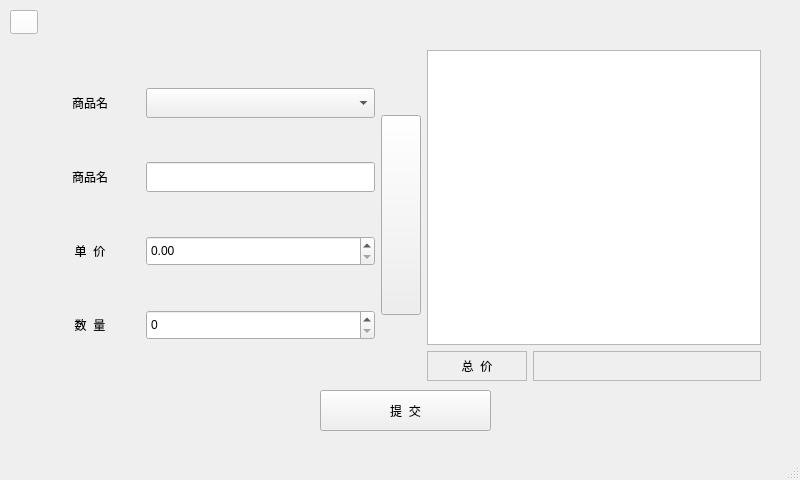
Old version of the form goodsmanagementwindow.ui in the repository cbt-98/Supermarket-Management-System.
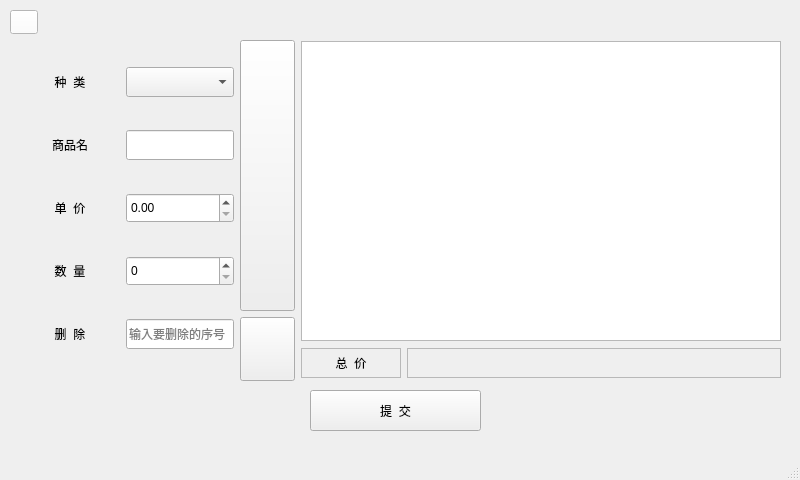
New version of the form. Icons and pictures are not drawn.

Patch:
```diff
--- a/goodsmanagementwindow.ui
+++ b/goodsmanagementwindow.ui
@@ -43,7 +43,7 @@
    <widget class="QPushButton" name="submitBtn">
     <property name="geometry">
      <rect>
-      <x>320</x>
+      <x>310</x>
       <y>390</y>
       <width>171</width>
       <height>41</height>
@@ -60,13 +60,13 @@
    <widget class="QWidget" name="">
     <property name="geometry">
      <rect>
-      <x>40</x>
-      <y>50</y>
-      <width>721</width>
-      <height>331</height>
+      <x>20</x>
+      <y>40</y>
+      <width>761</width>
+      <height>341</height>
      </rect>
     </property>
-    <layout class="QHBoxLayout" name="horizontalLayout">
+    <layout class="QHBoxLayout" name="horizontalLayout_11">
      <item>
       <layout class="QVBoxLayout" name="verticalLayout">
        <item>
@@ -90,7 +90,7 @@
 font: 16pt &quot;黑体&quot;;</string>
            </property>
            <property name="text">
-            <string>商品名</string>
+            <string>种  类</string>
            </property>
            <property name="alignment">
             <set>Qt::AlignCenter</set>
@@ -105,6 +105,10 @@
              <height>30</height>
             </size>
            </property>
+           <property name="styleSheet">
+            <string notr="true">color: rgb(0, 0, 0);
+font: 12pt &quot;黑体&quot;;</string>
+           </property>
           </widget>
          </item>
         </layout>
@@ -145,6 +149,10 @@
              <height>30</height>
             </size>
            </property>
+           <property name="styleSheet">
+            <string notr="true">font: 12pt &quot;黑体&quot;;
+color: rgb(0, 0, 0);</string>
+           </property>
           </widget>
          </item>
         </layout>
@@ -185,6 +193,13 @@
              <height>30</height>
             </size>
            </property>
+           <property name="styleSheet">
+            <string notr="true">font: 12pt &quot;黑体&quot;;
+color: rgb(0, 0, 0);</string>
+           </property>
+           <property name="maximum">
+            <double>9999.989999999999782</double>
+           </property>
           </widget>
          </item>
         </layout>
@@ -225,6 +240,57 @@
              <height>30</height>
             </size>
            </property>
+           <property name="styleSheet">
+            <string notr="true">font: 12pt &quot;黑体&quot;;
+color: rgb(0, 0, 0);</string>
+           </property>
+          </widget>
+         </item>
+        </layout>
+       </item>
+       <item>
+        <layout class="QHBoxLayout" name="horizontalLayout">
+         <item>
+          <widget class="QLabel" name="label_11">
+           <property name="sizePolicy">
+            <sizepolicy hsizetype="Fixed" vsizetype="Fixed">
+             <horstretch>0</horstretch>
+             <verstretch>0</verstretch>
+            </sizepolicy>
+           </property>
+           <property name="minimumSize">
+            <size>
+             <width>100</width>
+             <height>0</height>
+            </size>
+           </property>
+           <property name="styleSheet">
+            <string notr="true">color: rgb(0, 0, 0);
+font: 16pt &quot;黑体&quot;;</string>
+           </property>
+           <property name="text">
+            <string>删  除</string>
+           </property>
+           <property name="alignment">
+            <set>Qt::AlignCenter</set>
+           </property>
+          </widget>
+         </item>
+         <item>
+          <widget class="QLineEdit" name="deleteEdit">
+           <property name="minimumSize">
+            <size>
+             <width>0</width>
+             <height>30</height>
+            </size>
+           </property>
+           <property name="styleSheet">
+            <string notr="true">color: rgb(0, 0, 0);
+font: 10pt &quot;黑体&quot;;</string>
+           </property>
+           <property name="placeholderText">
+            <string>输入要删除的序号</string>
+           </property>
           </widget>
          </item>
         </layout>
@@ -232,26 +298,76 @@
       </layout>
      </item>
      <item>
-      <widget class="QPushButton" name="addBtn">
-       <property name="minimumSize">
-        <size>
-         <width>0</width>
-         <height>200</height>
-        </size>
-       </property>
-       <property name="text">
-        <string/>
-       </property>
-       <property name="icon">
-        <iconset resource="res.qrc">
-         <normaloff>:/image/icon/add.png</normaloff>:/image/icon/add.png</iconset>
-       </property>
-      </widget>
+      <layout class="QVBoxLayout" name="verticalLayout_4">
+       <item>
+        <widget class="QPushButton" name="addBtn">
+         <property name="sizePolicy">
+          <sizepolicy hsizetype="Expanding" vsizetype="Expanding">
+           <horstretch>0</horstretch>
+           <verstretch>0</verstretch>
+          </sizepolicy>
+         </property>
+         <property name="minimumSize">
+          <size>
+           <width>0</width>
+           <height>0</height>
+          </size>
+         </property>
+         <property name="text">
+          <string/>
+         </property>
+         <property name="icon">
+          <iconset resource="res.qrc">
+           <normaloff>:/image/icon/add.png</normaloff>:/image/icon/add.png</iconset>
+         </property>
+        </widget>
+       </item>
+       <item>
+        <widget class="QPushButton" name="deleteBtn">
+         <property name="sizePolicy">
+          <sizepolicy hsizetype="Preferred" vsizetype="Fixed">
+           <horstretch>0</horstretch>
+           <verstretch>0</verstretch>
+          </sizepolicy>
+         </property>
+         <property name="minimumSize">
+          <size>
+           <width>0</width>
+           <height>64</height>
+          </size>
+         </property>
+         <property name="text">
+          <string/>
+         </property>
+         <property name="icon">
+          <iconset resource="res.qrc">
+           <normaloff>:/image/icon/remove.png</normaloff>:/image/icon/remove.png</iconset>
+         </property>
+        </widget>
+       </item>
+      </layout>
      </item>
      <item>
       <layout class="QVBoxLayout" name="verticalLayout_2">
        <item>
-        <widget class="QListWidget" name="listWidget_2"/>
+        <widget class="QListWidget" name="listWidget">
+         <property name="sizePolicy">
+          <sizepolicy hsizetype="Fixed" vsizetype="Fixed">
+           <horstretch>0</horstretch>
+           <verstretch>0</verstretch>
+          </sizepolicy>
+         </property>
+         <property name="minimumSize">
+          <size>
+           <width>480</width>
+           <height>300</height>
+          </size>
+         </property>
+         <property name="styleSheet">
+          <string notr="true">font: 12pt &quot;黑体&quot;;
+color: rgb(0, 0, 0);</string>
+         </property>
+        </widget>
        </item>
        <item>
         <layout class="QHBoxLayout" name="horizontalLayout_4">
```
Left out of the diff: 6 changed lines with no effect on the pictures.
